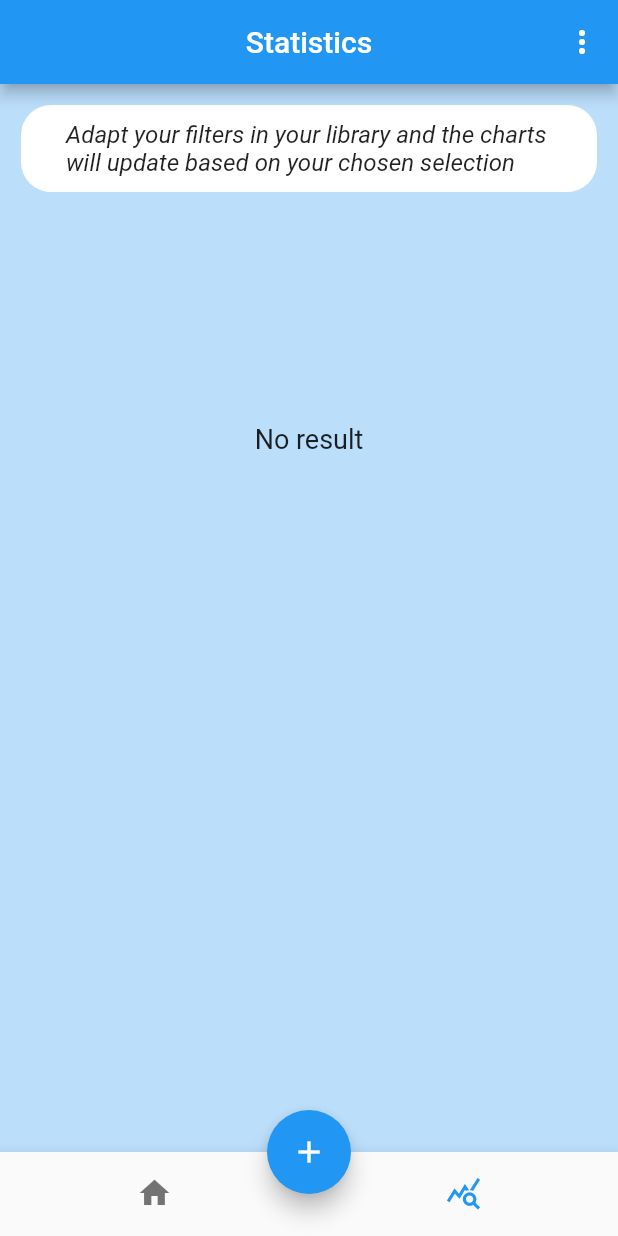
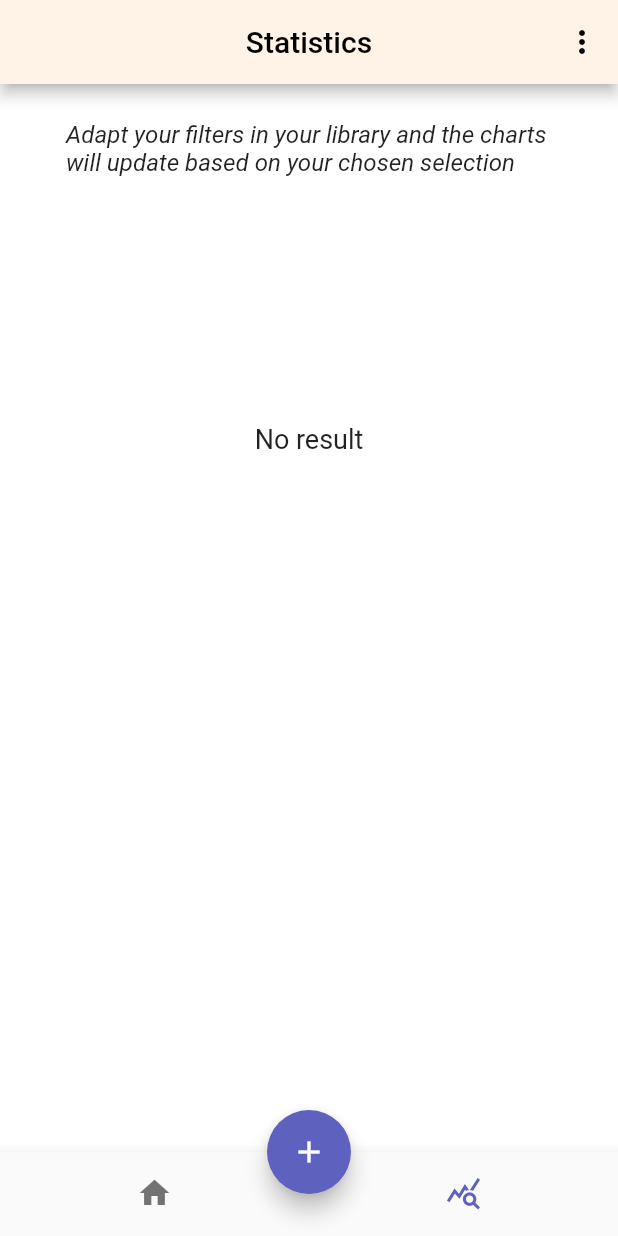
Before and after one commit to PaulineKlein/BookMemoRefonte, a Flutter app: the screen it shows after launch, item 2 of the bottom bar chosen, on a phone screen of 412 x 824 dp. Run offline on Flutter 3.47's test engine with Material 2 defaults, Android fonts, the phone set to English and light mode, and no system bars; our stand-ins replace cached_network_image, csv, easy_localization, equatable, file_picker, firebase_core and 9 more; missing offline and left inert: flutter_barcode_scanner, flutter_form_bloc, home_widget, share_extend; accounts and stored records are empty; statements that could not run were skipped.

Commit message:
[test UI] add flutter theme

```diff
--- a/lib/main.dart
+++ b/lib/main.dart
@@ -1,6 +1,7 @@
 import 'package:bookmemo/helper/widgetHelper.dart';
 import 'package:bookmemo/ui/addBook/addBook.dart';
 import 'package:bookmemo/ui/addBook/bookInteractor.dart';
+import 'package:bookmemo/ui/bookMemo_theme.dart';
 import 'package:bookmemo/ui/modifyBook/modifyBook.dart';
 import 'package:bookmemo/ui/splash.dart';
 import 'package:easy_localization/easy_localization.dart';
@@ -48,13 +49,10 @@ class MyApp extends StatelessWidget {
   // This widget is the root of your application.
   @override
   Widget build(BuildContext context) {
+    final theme = BookMemoTheme.light();
     return MaterialApp(
       title: 'Book Memo',
-      theme: ThemeData(
-        dividerColor: Colors.transparent,
-        primarySwatch: Colors.blue,
-        scaffoldBackgroundColor: Colors.blue[100],
-      ),
+      theme: theme,
       localizationsDelegates: context.localizationDelegates,
       supportedLocales: context.supportedLocales,
       locale: context.deviceLocale,
--- /dev/null
+++ b/lib/ui/bookMemo_theme.dart
@@ -0,0 +1,72 @@
+import 'package:flutter/material.dart';
+import 'package:google_fonts/google_fonts.dart';
+
+const Map<int, Color> colorOrange = {
+  50: Color.fromRGBO(255, 198, 146, .1),
+  100: Color.fromRGBO(255, 198, 146, .2),
+  200: Color.fromRGBO(255, 198, 146, .3),
+  300: Color.fromRGBO(255, 198, 146, .4),
+  400: Color.fromRGBO(255, 198, 146, .5),
+  500: Color.fromRGBO(255, 198, 146, .6),
+  600: Color.fromRGBO(255, 198, 146, .7),
+  700: Color.fromRGBO(255, 198, 146, .8),
+  800: Color.fromRGBO(255, 198, 146, .9),
+  900: Color.fromRGBO(255, 198, 146, 1),
+};
+
+const MaterialColor colorPrimary = MaterialColor(0xFFFFC692, colorOrange);
+const Color colorPrimaryLight = Color(0xFFFFF3E8);
+const Color colorSecondary = Color(0xFF5F61BF);
+
+class BookMemoTheme {
+  static TextTheme lightTextTheme = TextTheme(
+    bodyText1: GoogleFonts.openSans(
+      fontSize: 14.0,
+      fontWeight: FontWeight.w700,
+      color: Colors.black,
+    ),
+    headline1: GoogleFonts.openSans(
+      fontSize: 26.0,
+      fontWeight: FontWeight.bold,
+      color: Colors.black,
+    ),
+    headline2: GoogleFonts.openSans(
+      fontSize: 21.0,
+      fontWeight: FontWeight.w700,
+      color: Colors.black,
+    ),
+    headline3: GoogleFonts.openSans(
+      fontSize: 16.0,
+      fontWeight: FontWeight.w600,
+      color: Colors.black,
+    ),
+  );
+
+  static ThemeData light() {
+    return ThemeData(
+      dividerColor: Colors.transparent,
+      primarySwatch: colorPrimary,
+      scaffoldBackgroundColor: Colors.white,
+      brightness: Brightness.light,
+      checkboxTheme: CheckboxThemeData(
+        fillColor: MaterialStateColor.resolveWith((states) {
+          return Colors.black;
+        }),
+      ),
+      appBarTheme: const AppBarTheme(
+        foregroundColor: Colors.black,
+        backgroundColor: colorPrimaryLight,
+      ),
+      floatingActionButtonTheme: const FloatingActionButtonThemeData(
+        foregroundColor: Colors.white,
+        backgroundColor: colorSecondary,
+      ),
+      bottomNavigationBarTheme: const BottomNavigationBarThemeData(
+        selectedItemColor: colorSecondary,
+      ),
+      textTheme: lightTextTheme,
+    );
+  }
+
+// todo add dark theme
+}
--- a/pubspec.yaml
+++ b/pubspec.yaml
@@ -67,6 +67,8 @@ dependencies:
   cached_network_image: ^3.1.0
   # barcode scanner
   flutter_barcode_scanner: ^2.0.0
+  # font
+  google_fonts: ^2.1.0
 
 dev_dependencies:
   flutter_test:
```
Also changed, not shown: lib/ui/home/listBooks/buildListBooks.dart (+30 -29 lines), pubspec.lock.
